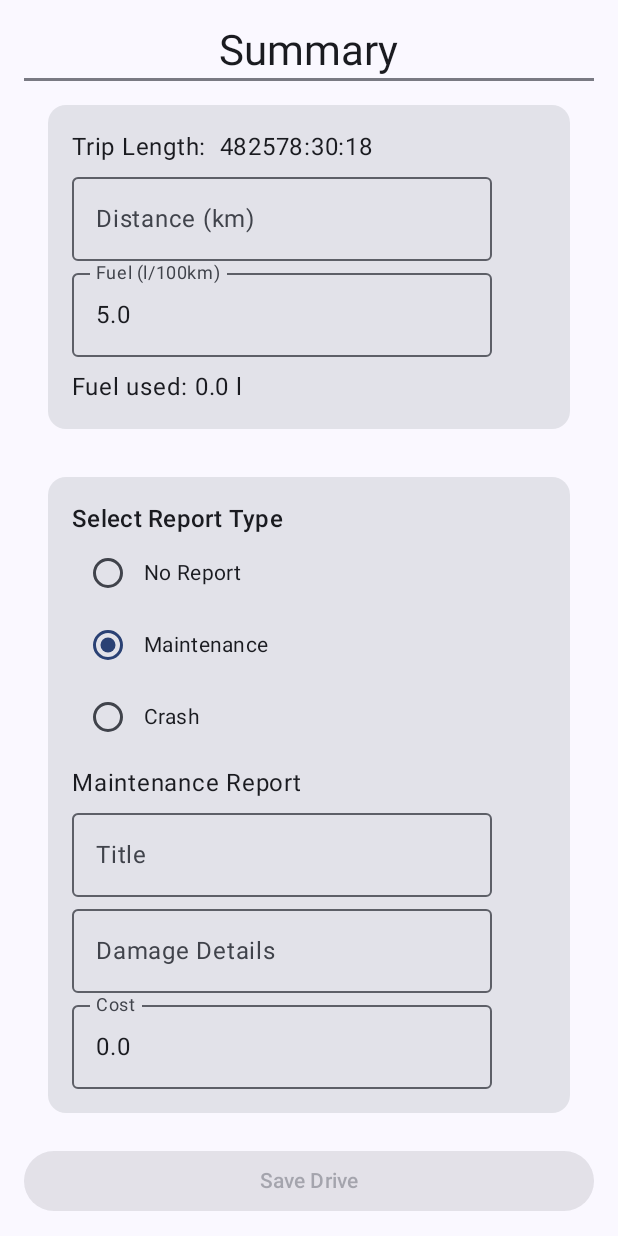
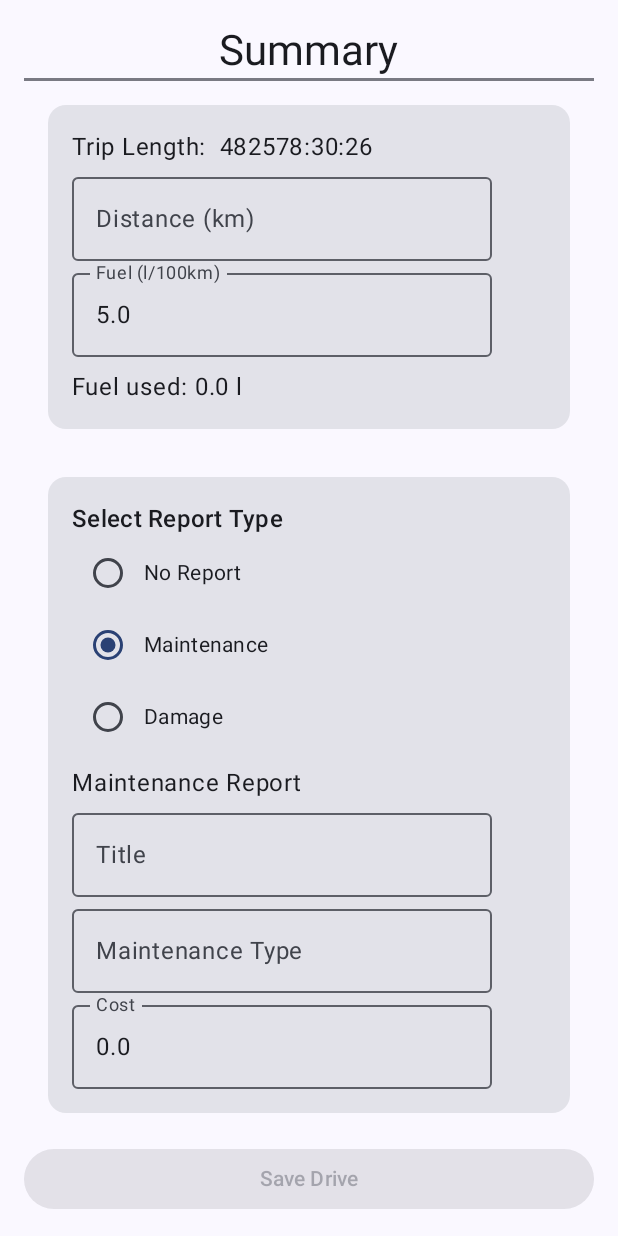
Before and after one commit to Revilo1512/CarCarApp, an Android app built with Jetpack Compose: the composable PostDriveScreen shown on its own in the app's theme, after a tap on "Maintenance", on a phone screen of 412 x 824 dp. Run offline under Robolectric (Android 15) with nearby library versions, the phone set to English and light mode, and no system bars.

Commit message:
Absolutely wrecking this project rn

```diff
--- a/AndroidApp/app/src/main/java/com/example/carcarapplication/api_helpers/ApiService.kt
+++ b/AndroidApp/app/src/main/java/com/example/carcarapplication/api_helpers/ApiService.kt
@@ -159,4 +159,9 @@ interface ApiService {
         @Query("description") description: String ,
         @Query("damageDetails")damageDetails: String
     ) : DamageReport
+
+    @DELETE("reservations/cancelReservation")
+    suspend fun cancelReservation(
+        @Query("reservationID")reservationID: Long
+    )
 }
--- a/AndroidApp/app/src/main/java/com/example/carcarapplication/data_classes/Reservation.kt
+++ b/AndroidApp/app/src/main/java/com/example/carcarapplication/data_classes/Reservation.kt
@@ -6,7 +6,7 @@ import java.time.LocalDateTime
 
 @JsonClass(generateAdapter = true)
 data class Reservation(
-    val id: Long?,
+    val reservationID: Long?,
     val user: User,
     val car: Car,
     val reservationStart: LocalDateTime,
--- a/AndroidApp/app/src/main/java/com/example/carcarapplication/ui/screens/CreateReservationScreen.kt
+++ b/AndroidApp/app/src/main/java/com/example/carcarapplication/ui/screens/CreateReservationScreen.kt
@@ -220,7 +220,8 @@ fun CreateReservationScreen(
                     }
                 },
                 colors = ButtonDefaults.buttonColors(containerColor = Color.Green),
-                modifier = Modifier.padding(end = 16.dp)
+                modifier = Modifier.padding(end = 16.dp),
+                enabled = startDate != null && endDate != null
             ) {
                 Text("Save")
             }
--- a/AndroidApp/app/src/main/java/com/example/carcarapplication/ui/screens/GroupCreationScreen.kt
+++ b/AndroidApp/app/src/main/java/com/example/carcarapplication/ui/screens/GroupCreationScreen.kt
@@ -100,7 +100,7 @@ fun GroupCreationScreen(
                         try {
                             // Attempt to create the group
                             val createdGroup = RetrofitClient.apiService.createGroup(groupName)
-                            val updatedGroup = RetrofitClient.apiService.addUser(createdGroup.groupID, RetrofitClient.getUser().userID)
+                            //val updatedGroup = RetrofitClient.apiService.addUser(createdGroup.groupID, RetrofitClient.getUser().userID)
 
                             // After successful creation, update the list of groups and navigate home
                             // updateGroups(RetrofitClient.getUser().userID, context)
--- a/AndroidApp/app/src/main/java/com/example/carcarapplication/ui/screens/PostDriveScreen.kt
+++ b/AndroidApp/app/src/main/java/com/example/carcarapplication/ui/screens/PostDriveScreen.kt
@@ -9,7 +9,9 @@ import androidx.compose.foundation.layout.fillMaxSize
 import androidx.compose.foundation.layout.fillMaxWidth
 import androidx.compose.foundation.layout.height
 import androidx.compose.foundation.layout.padding
+import androidx.compose.foundation.rememberScrollState
 import androidx.compose.foundation.text.KeyboardOptions
+import androidx.compose.foundation.verticalScroll
 import androidx.compose.material3.Button
 import androidx.compose.material3.Card
 import androidx.compose.material3.HorizontalDivider
@@ -65,6 +67,7 @@ fun PostDriveScreen(
         modifier = Modifier
             .fillMaxSize()
             .padding(16.dp)
+            .verticalScroll(rememberScrollState())
     ) {
         Text("Summary", style = MaterialTheme.typography.headlineMedium)
         HorizontalDivider(thickness = 2.dp)
@@ -112,7 +115,7 @@ fun PostDriveScreen(
             ) {
                 Text("Select Report Type", style = MaterialTheme.typography.titleMedium)
                 RadioButtonGroup(
-                    options = listOf("No Report", "Maintenance", "Crash"),
+                    options = listOf("No Report", "Maintenance", "Damage"),
                     selectedOption = ReportState.selectedReportType.value,
                     onOptionSelected = { ReportState.selectedReportType.value = it }
                 )
@@ -122,14 +125,14 @@ fun PostDriveScreen(
                 // Conditional Form Display
                 when (ReportState.selectedReportType.value) {
                     "Maintenance" -> MaintenanceReportForm()
-                    "Crash" -> DamageReportForm()
+                    "Damage" -> DamageReportForm()
                     else -> Text("No additional report needed.")
                 }
             }
         }
 
 
-        Spacer(modifier = Modifier.height(8.dp))
+        Spacer(modifier = Modifier.height(4.dp))
 
         Button(
             onClick = {
@@ -153,7 +156,7 @@ fun PostDriveScreen(
                                 )
                             }
 
-                            "Crash" -> {
+                            "Damage" -> {
                                 RetrofitClient.apiService.createDamage(
                                     carID = DriveState.trip.value.car!!.carID,
                                     tripID = DriveState.trip.value.tripID,
@@ -241,7 +244,7 @@ fun MaintenanceReportForm() {
                     maintenanceType = maintenanceType
                 )
             },
-            label = { Text("Damage Details") }
+            label = { Text("Maintenance Type") }
         )
         OutlinedTextField(
             value = cost,
```
Also changed, not shown: AndroidApp/app/src/main/java/com/example/carcarapplication/ui/components/ItemComponents.kt (+36 -14 lines), AndroidApp/app/src/main/java/com/example/carcarapplication/ui/screens/CarViewScreen.kt (+21 -12 lines).
